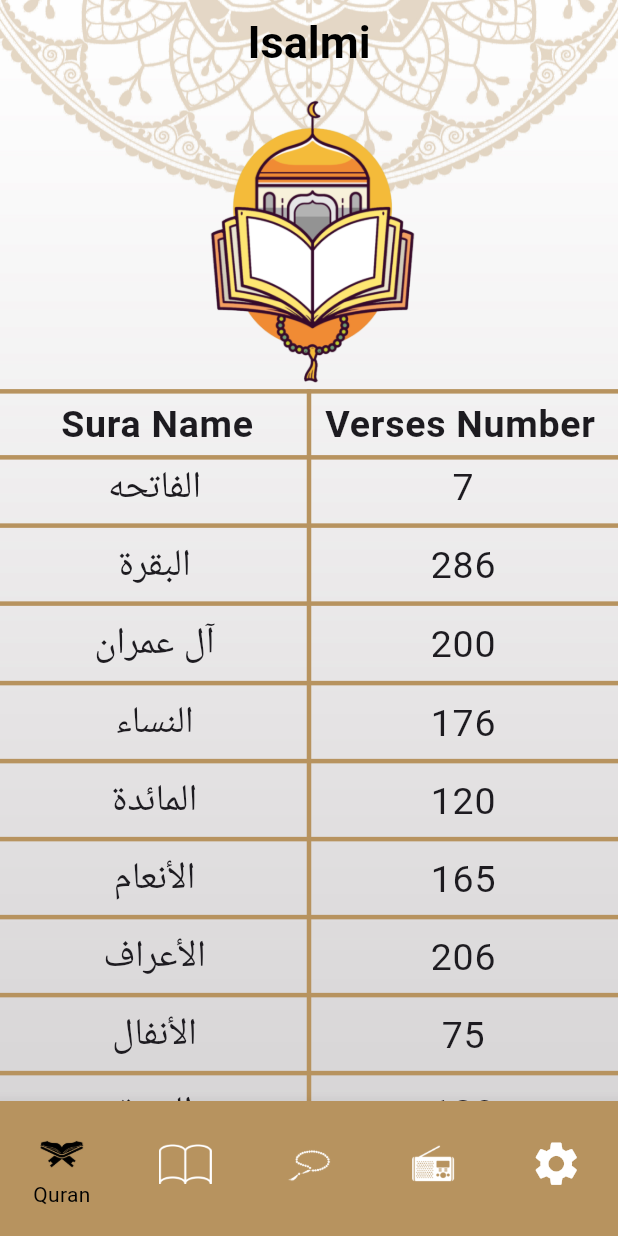
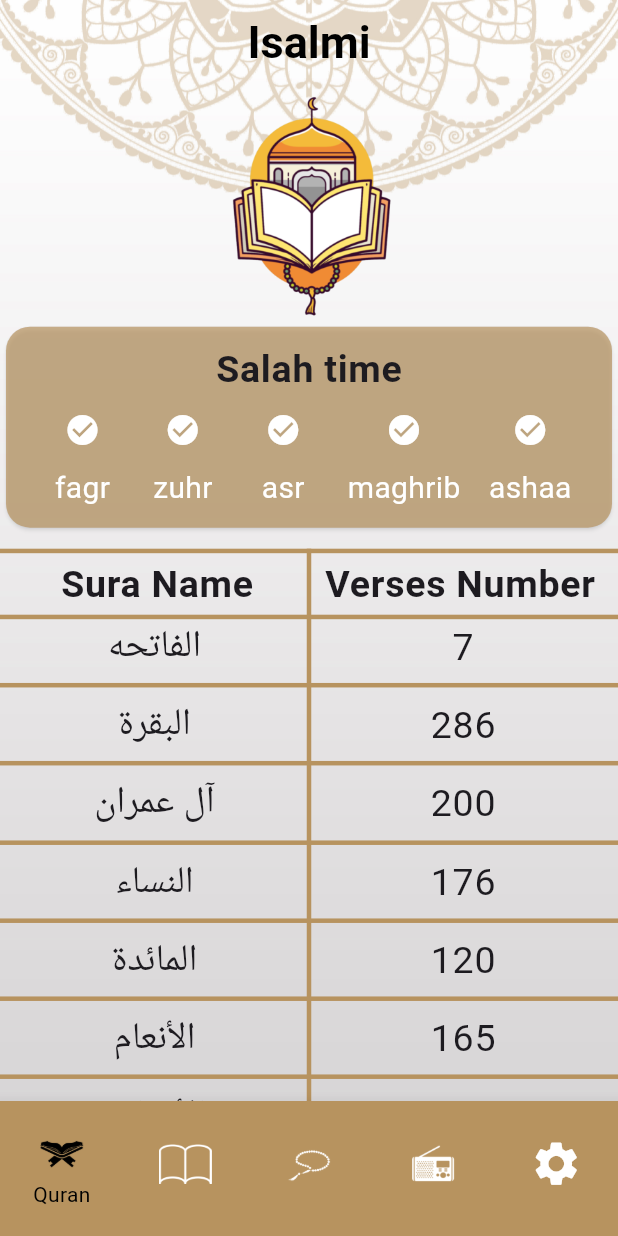
Before and after one commit to MahmoudHassan9/Islami_app, a Flutter app: the screen it shows after launch, on a phone screen of 412 x 824 dp. Run offline on Flutter 3.47's test engine with Material 3 defaults, Android fonts, the phone set to English and light mode, and no system bars; missing offline and left inert: dart:ffi.

Commit message:
+salahTable

```diff
--- a/lib/presentation/screens/home/tabs/quran_tab/quran_tab.dart
+++ b/lib/presentation/screens/home/tabs/quran_tab/quran_tab.dart
@@ -1,6 +1,7 @@
 import 'package:flutter/cupertino.dart';
 import 'package:flutter/material.dart';
 import 'package:islami_app/presentation/screens/home/tabs/quran_tab/widgets/name_and_number_title.dart';
+import 'package:islami_app/presentation/screens/home/tabs/quran_tab/widgets/salah_card_table.dart';
 import 'package:islami_app/presentation/screens/home/tabs/quran_tab/widgets/sura_name_and_verses_number_list.dart';
 
 import '../../../../../core/assets_manager.dart';
@@ -18,6 +19,10 @@ class QuranTab extends StatelessWidget {
           child: Image.asset(
             AssetsManager.quranHeaderImage,
           ),
+        ),
+        const SalahCardTable(),
+        const SizedBox(
+          height: 10,
         ),
         Expanded(
           flex: 70,
--- /dev/null
+++ b/lib/presentation/screens/home/tabs/quran_tab/widgets/salah_and_icon_column.dart
@@ -0,0 +1,45 @@
+import 'package:flutter/cupertino.dart';
+import 'package:flutter/material.dart';
+
+class SalahAndIconColumn extends StatefulWidget {
+  const SalahAndIconColumn({super.key, required this.text});
+
+  final String text;
+
+  @override
+  State<SalahAndIconColumn> createState() => _SalahAndIconColumnState();
+}
+
+class _SalahAndIconColumnState extends State<SalahAndIconColumn> {
+  Color iconColor = Colors.white;
+
+  @override
+  Widget build(BuildContext context) {
+    return Column(
+      children: [
+        IconButton(
+          onPressed: () {
+            if (iconColor == Colors.white) {
+              iconColor = Colors.black;
+            } else {
+              iconColor = Colors.white;
+            }
+
+            setState(() {});
+          },
+          icon: Icon(
+            Icons.check_circle,
+            color: iconColor,
+          ),
+        ),
+        Text(
+          widget.text,
+          style: Theme.of(context)
+              .textTheme
+              .bodyMedium!
+              .copyWith(color: iconColor),
+        ),
+      ],
+    );
+  }
+}
--- /dev/null
+++ b/lib/presentation/screens/home/tabs/quran_tab/widgets/salah_card_table.dart
@@ -0,0 +1,51 @@
+import 'package:flutter/cupertino.dart';
+import 'package:flutter/material.dart';
+import 'package:islami_app/presentation/screens/home/tabs/quran_tab/widgets/salah_and_icon_column.dart';
+
+class SalahCardTable extends StatelessWidget {
+  const SalahCardTable({super.key});
+
+  @override
+  Widget build(BuildContext context) {
+    return Card(
+      shadowColor: Colors.white,
+      shape: RoundedRectangleBorder(
+        borderRadius: BorderRadius.circular(16),
+      ),
+      color: Theme.of(context).primaryColor.withOpacity(0.7),
+      child:  Padding(
+        padding: const EdgeInsets.symmetric(
+          vertical: 12,
+          horizontal: 8,
+        ),
+        child: Column(
+          children: [
+            Text(
+              'Salah time',style: Theme.of(context).textTheme.labelMedium,
+            ),
+            const Row(
+              mainAxisAlignment: MainAxisAlignment.spaceEvenly,
+              children: [
+                SalahAndIconColumn(
+                  text: 'fagr',
+                ),
+                SalahAndIconColumn(
+                  text: 'zuhr',
+                ),
+                SalahAndIconColumn(
+                  text: 'asr',
+                ),
+                SalahAndIconColumn(
+                  text: 'maghrib',
+                ),
+                SalahAndIconColumn(
+                  text: 'ashaa',
+                ),
+              ],
+            ),
+          ],
+        ),
+      ),
+    );
+  }
+}
```
